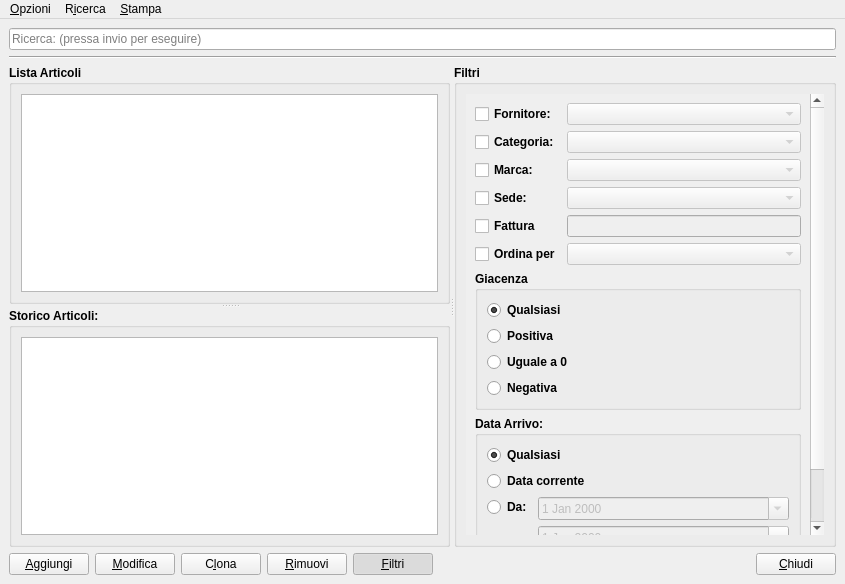
kvsd/Gestionale, file moduleMagazzino/magazzinowindow.ui: the form before one commit.
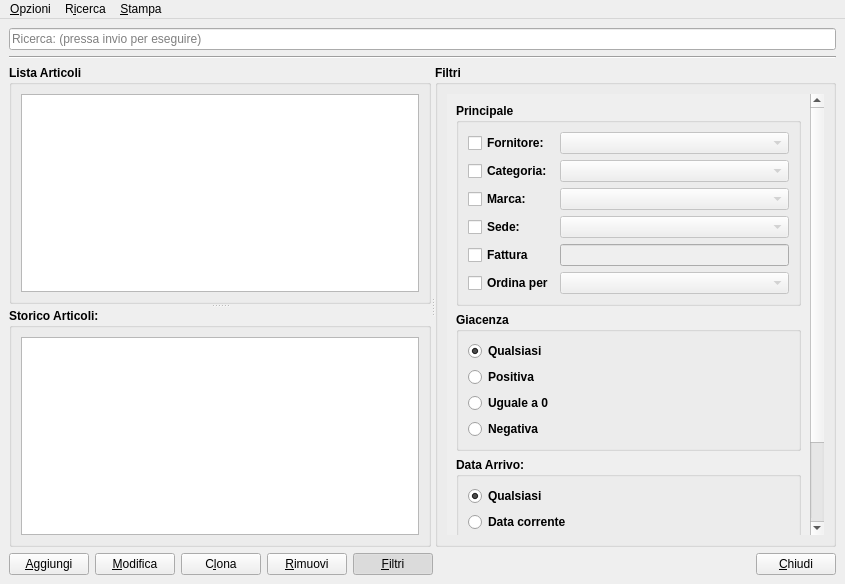
The form after the commit.

```diff
--- a/moduleMagazzino/magazzinowindow.ui
+++ b/moduleMagazzino/magazzinowindow.ui
@@ -172,21 +172,18 @@
            <property name="geometry">
             <rect>
              <x>0</x>
-             <y>-109</y>
-             <width>385</width>
-             <height>535</height>
+             <y>-230</y>
+             <width>408</width>
+             <height>647</height>
             </rect>
            </property>
            <layout class="QVBoxLayout" name="verticalLayout_4">
             <item>
-             <layout class="QGridLayout" name="gridLayout_2" columnstretch="0,0">
-              <item row="0" column="0">
-               <widget class="QCheckBox" name="fornitoreEnabler">
-                <property name="text">
-                 <string>Fornitore:</string>
-                </property>
-               </widget>
-              </item>
+             <widget class="QGroupBox" name="groupBox_6">
+              <property name="title">
+               <string>Principale</string>
+              </property>
+              <layout class="QGridLayout" name="gridLayout">
               <item row="0" column="1">
                <widget class="QComboBox" name="fornitoreComboBox">
                 <property name="enabled">
@@ -200,13 +197,6 @@
                 </property>
                </widget>
               </item>
-              <item row="1" column="0">
-               <widget class="QCheckBox" name="categoriaEnabler">
-                <property name="text">
-                 <string>Categoria:</string>
-                </property>
-               </widget>
-              </item>
               <item row="1" column="1">
                <widget class="QComboBox" name="categoriaComboBox">
                 <property name="enabled">
@@ -223,6 +213,53 @@
                 </property>
                </widget>
               </item>
+               <item row="4" column="0">
+                <widget class="QCheckBox" name="fatturaEnabler">
+                 <property name="text">
+                  <string>Fattura</string>
+                 </property>
+                </widget>
+               </item>
+               <item row="1" column="0">
+                <widget class="QCheckBox" name="categoriaEnabler">
+                 <property name="text">
+                  <string>Categoria:</string>
+                 </property>
+                </widget>
+               </item>
+               <item row="3" column="1">
+                <widget class="QComboBox" name="sedeComboBox">
+                 <property name="enabled">
+                  <bool>false</bool>
+                 </property>
+                 <property name="font">
+                  <font>
+                   <weight>50</weight>
+                   <bold>false</bold>
+                  </font>
+                 </property>
+                </widget>
+               </item>
+               <item row="4" column="1">
+                <widget class="QLineEdit" name="fatturaLineEdit">
+                 <property name="enabled">
+                  <bool>false</bool>
+                 </property>
+                 <property name="font">
+                  <font>
+                   <weight>50</weight>
+                   <bold>false</bold>
+                  </font>
+                 </property>
+                </widget>
+               </item>
+               <item row="3" column="0">
+                <widget class="QCheckBox" name="sedeEnabler">
+                 <property name="text">
+                  <string>Sede:</string>
+                 </property>
+                </widget>
+               </item>
               <item row="2" column="0">
                <widget class="QCheckBox" name="marcaEnabler">
                 <property name="text">
@@ -243,104 +280,13 @@
                 </property>
                </widget>
               </item>
-              <item row="3" column="0">
-               <widget class="QCheckBox" name="sedeEnabler">
+               <item row="0" column="0">
+                <widget class="QCheckBox" name="fornitoreEnabler">
                 <property name="text">
-                 <string>Sede:</string>
+                  <string>Fornitore:</string>
                 </property>
                </widget>
               </item>
-              <item row="3" column="1">
-               <widget class="QComboBox" name="sedeComboBox">
-                <property name="enabled">
-                 <bool>false</bool>
-                </property>
-                <property name="font">
-                 <font>
-                  <weight>50</weight>
-                  <bold>false</bold>
-                 </font>
-                </property>
-               </widget>
-              </item>
-              <item row="7" column="0" colspan="2">
-               <widget class="QGroupBox" name="groupBox_4">
-                <property name="title">
-                 <string>Data Arrivo:</string>
-                </property>
-                <layout class="QFormLayout" name="formLayout">
-                 <property name="fieldGrowthPolicy">
-                  <enum>QFormLayout::AllNonFixedFieldsGrow</enum>
-                 </property>
-                 <item row="1" column="0" colspan="2">
-                  <widget class="QRadioButton" name="allDataEnabler">
-                   <property name="text">
-                    <string>Qualsiasi</string>
-                   </property>
-                   <property name="checked">
-                    <bool>true</bool>
-                   </property>
-                  </widget>
-                 </item>
-                 <item row="2" column="0" colspan="2">
-                  <widget class="QRadioButton" name="currentDateEnabler">
-                   <property name="text">
-                    <string>Data corrente</string>
-                   </property>
-                  </widget>
-                 </item>
-                 <item row="3" column="0">
-                  <widget class="QRadioButton" name="rangeDateEnabler">
-                   <property name="text">
-                    <string>Da:</string>
-                   </property>
-                  </widget>
-                 </item>
-                 <item row="3" column="1">
-                  <widget class="QDateEdit" name="data1LineEdit">
-                   <property name="enabled">
-                    <bool>false</bool>
-                   </property>
-                   <property name="font">
-                    <font>
-                     <weight>50</weight>
-                     <bold>false</bold>
-                    </font>
-                   </property>
-                   <property name="calendarPopup">
-                    <bool>true</bool>
-                   </property>
-                  </widget>
-                 </item>
-                 <item row="4" column="1">
-                  <widget class="QDateEdit" name="data2LineEdit">
-                   <property name="enabled">
-                    <bool>false</bool>
-                   </property>
-                   <property name="font">
-                    <font>
-                     <weight>50</weight>
-                     <bold>false</bold>
-                    </font>
-                   </property>
-                   <property name="calendarPopup">
-                    <bool>true</bool>
-                   </property>
-                  </widget>
-                 </item>
-                 <item row="5" column="1">
-                  <widget class="QPushButton" name="searchDateButton">
-                   <property name="enabled">
-                    <bool>false</bool>
-                   </property>
-                   <property name="text">
-                    <string>Filtra per data</string>
-                   </property>
-                  </widget>
-                 </item>
-                </layout>
-               </widget>
-              </item>
               <item row="5" column="0">
                <widget class="QCheckBox" name="orderEnabler">
                 <property name="text">
@@ -361,7 +307,10 @@
                 </property>
                </widget>
               </item>
-              <item row="6" column="0" colspan="2">
+              </layout>
+             </widget>
+            </item>
+            <item>
                <widget class="QGroupBox" name="groupBox_5">
                 <property name="title">
                  <string>Giacenza</string>
@@ -413,15 +362,57 @@
                 </layout>
                </widget>
               </item>
-              <item row="4" column="0">
-               <widget class="QCheckBox" name="fatturaEnabler">
+            <item>
+             <widget class="QGroupBox" name="groupBox_4">
+              <property name="title">
+               <string>Data Arrivo:</string>
+              </property>
+              <layout class="QFormLayout" name="formLayout">
+               <property name="fieldGrowthPolicy">
+                <enum>QFormLayout::AllNonFixedFieldsGrow</enum>
+               </property>
+               <item row="1" column="0" colspan="2">
+                <widget class="QRadioButton" name="allDataEnabler">
                 <property name="text">
-                 <string>Fattura</string>
+                  <string>Qualsiasi</string>
+                 </property>
+                 <property name="checked">
+                  <bool>true</bool>
+                 </property>
+                </widget>
+               </item>
+               <item row="2" column="0" colspan="2">
+                <widget class="QRadioButton" name="currentDateEnabler">
+                 <property name="text">
+                  <string>Data corrente</string>
+                 </property>
+                </widget>
+               </item>
+               <item row="3" column="0">
+                <widget class="QRadioButton" name="rangeDateEnabler">
+                 <property name="text">
+                  <string>Da:</string>
+                 </property>
+                </widget>
+               </item>
+               <item row="3" column="1">
+                <widget class="QDateEdit" name="data1LineEdit">
+                 <property name="enabled">
+                  <bool>false</bool>
+                 </property>
+                 <property name="font">
+                  <font>
+                   <weight>50</weight>
+                   <bold>false</bold>
+                  </font>
+                 </property>
+                 <property name="calendarPopup">
+                  <bool>true</bool>
                 </property>
                </widget>
               </item>
               <item row="4" column="1">
-               <widget class="QLineEdit" name="fatturaLineEdit">
+                <widget class="QDateEdit" name="data2LineEdit">
                 <property name="enabled">
                  <bool>false</bool>
                 </property>
@@ -430,10 +421,24 @@
                   <weight>50</weight>
                   <bold>false</bold>
                  </font>
+                 </property>
+                 <property name="calendarPopup">
+                  <bool>true</bool>
+                 </property>
+                </widget>
+               </item>
+               <item row="5" column="1">
+                <widget class="QPushButton" name="searchDateButton">
+                 <property name="enabled">
+                  <bool>false</bool>
+                 </property>
+                 <property name="text">
+                  <string>Filtra per data</string>
                 </property>
                </widget>
               </item>
              </layout>
+             </widget>
             </item>
             <item>
              <spacer name="verticalSpacer">
@@ -529,7 +534,7 @@
      <x>0</x>
      <y>0</y>
      <width>845</width>
-     <height>20</height>
+     <height>24</height>
     </rect>
    </property>
    <widget class="QMenu" name="menuOpzioni">
```
Left out of the diff: 12 changed lines with no effect on the pictures. Lines whose indentation alone changed are shown as unchanged.
